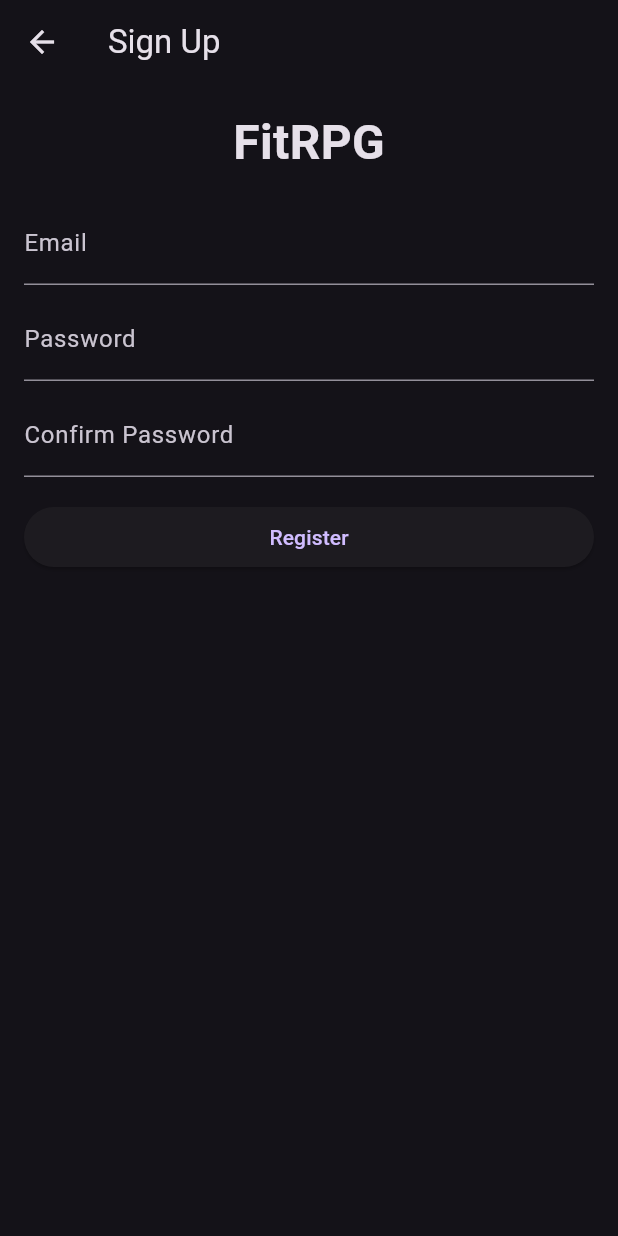
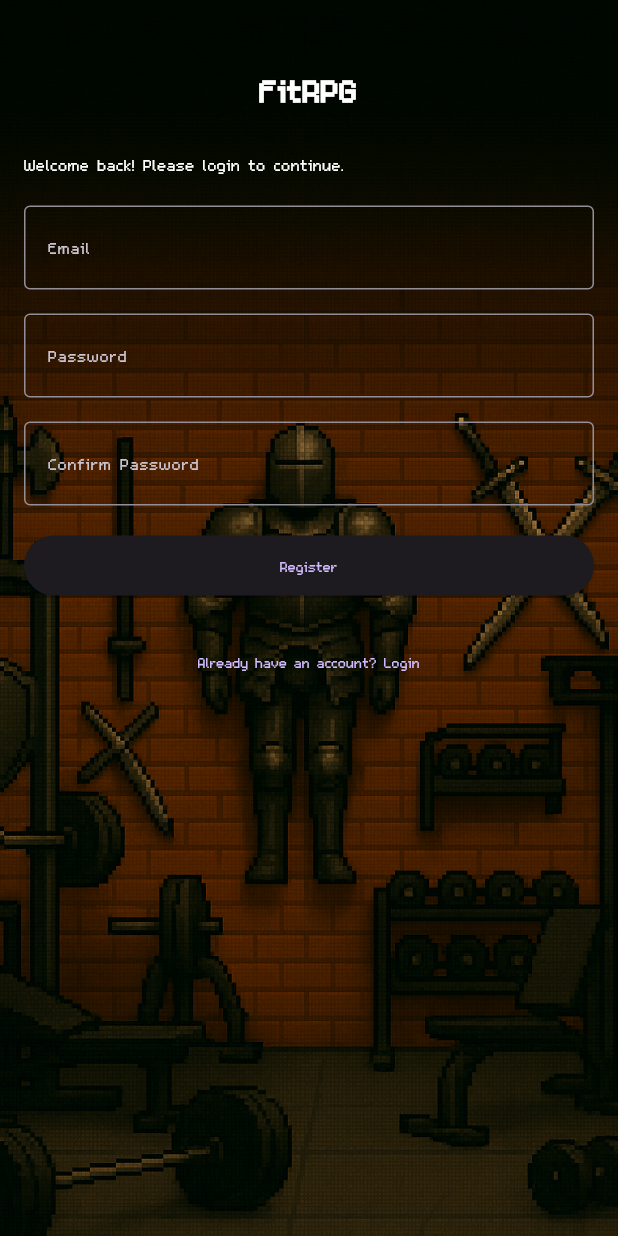
Before and after one commit to cmart5/FitRPG, a Flutter app: the screen it shows after launch, after a tap on "Don't have an account? Register here.", on a phone screen of 412 x 824 dp. Run offline on Flutter 3.47's test engine with Material 3 defaults, Android fonts, the phone set to English and light mode, and no system bars; our stand-ins replace shared_preferences, supabase_flutter; missing offline and left inert: flame, window_manager; accounts and stored records are empty; network calls fail.

Commit message:
updated register page to use same background as login, updated global text font to pixelFont, added progress bars for the level up/ xp system, stats page has been reworked for upcoming activity changes.

```diff
--- a/lib/game_state.dart
+++ b/lib/game_state.dart
@@ -83,7 +83,7 @@ void queueActivityXP(int steps, int calories, int duration)
 
   void _startIdleXP()
    {
-    Timer.periodic(const Duration(seconds: 5), (timer)
+    Timer.periodic(const Duration(seconds:10), (timer)
     {
       for (var skill in skillXP.keys)
       {
--- a/lib/login_page.dart
+++ b/lib/login_page.dart
@@ -7,7 +7,6 @@ class LoginPage extends StatefulWidget {
 
   @override
   State<LoginPage> createState() => _LoginPageState();
-
 }
 
 class _LoginPageState extends State<LoginPage> {
@@ -20,18 +19,18 @@ class _LoginPageState extends State<LoginPage> {
 
   // login button pressed
   void login() async {
-    //prepare data
+    // Prepare data
     final email = _emailController.text;
     final password = _passwordController.text;
 
-    //attempt login
+    // Attempt login
     try {
       await authService.signInWithEmailPassword(email, password);
     }
 
-    //catch errors
+    // Catch errors
     catch (e) {
-      //show error message
+      // Show error message
       ScaffoldMessenger.of(context).showSnackBar(
         SnackBar(
           content: Text("Error: $e"),
@@ -44,65 +43,89 @@ class _LoginPageState extends State<LoginPage> {
  @override
 Widget build(BuildContext context) {
   return Scaffold(
-      body: ListView(
+    resizeToAvoidBottomInset: false, // Prevent automatic layout resize
+    body: Stack(
+      children: [
+        // Background image
+        Positioned.fill(
+          child: Image.asset(
+            'assets/images/FitRPG_BG_Login.png',
+            fit: BoxFit.cover,
+          ),
+        ),
+
+        // Safe fixed height scrollable area
+        SafeArea(
+          child: Column(
+            children: [
+              const SizedBox(height: 20),
+              Expanded(
+                child: SingleChildScrollView(
                   padding: const EdgeInsets.all(16),
+                  child: Column(
+                    crossAxisAlignment: CrossAxisAlignment.stretch,
                     children: [
-          //logo
                       const Center(
                         child: Text(
                           "FitRPG",
                           style: TextStyle(
-                fontSize: 32,
+                            fontSize: 64,
                             fontWeight: FontWeight.bold,
+                            color: Colors.white,
                           ),
                         ),
                       ),
                       const SizedBox(height: 16),
-          //welcome message
                       const Text(
                         "Welcome back! Please login to continue.",
-            style: TextStyle(fontSize: 16),
+                        style: TextStyle(fontSize: 24, color: Colors.white),
                       ),
                       const SizedBox(height: 16),
-          //email and password fields
-          //email
                       TextField(
                         controller: _emailController,
                         decoration: const InputDecoration(
                           labelText: "Email",
+                          border: OutlineInputBorder(),
                         ),
                       ),
-          //password
+                      const SizedBox(height: 16),
                       TextField(
                         controller: _passwordController,
                         decoration: const InputDecoration(
                           labelText: "Password",
+                          border: OutlineInputBorder(),
                         ),
-            //obscureText: true,
+                        obscureText: true,
                       ),
-          //button
                       const SizedBox(height: 16),
-          //login button
                       ElevatedButton(
                         onPressed: login,
                         child: const Text("Login"),
                       ),
-
                       const SizedBox(height: 16),
-          //register button
                       TextButton(
                         onPressed: () {
-              // Navigate to register page
-              Navigator.push(context,
+                          Navigator.push(
+                            context,
                             MaterialPageRoute(
                               builder: (context) => const RegisterPage(),
                             ),
                           );
                         },
-            child: const Text("Don't have an account? Register here."),
+                        child: const Text(
+                          "Don't have an account? Register here.",
+                          style: TextStyle(fontSize: 20, color: Colors.white),
                         ),
-        ]
-      )
+                      ),
+                    ],
+                  ),
+                ),
+              ),
+            ],
+          ),
+        ),
+      ],
+    ),
   );
 }
 }
--- a/lib/main.dart
+++ b/lib/main.dart
@@ -36,7 +36,13 @@ class FitRPGApp extends StatelessWidget
   {
     return MaterialApp(
       title: 'FitRPG',
-      theme: ThemeData.dark(),
+      theme: ThemeData.dark().copyWith(
+        textTheme: ThemeData.dark().textTheme.apply(
+          fontFamily: 'pixelFont', // Custom font for the app
+          bodyColor: Colors.white, // Text color
+          displayColor: Colors.white, // Text color for display
+        ),
+      ),
       home: const AuthGate(), //MainNavigation is the main screen of the app, which contains the bottom navigation bar
     );
   }
--- a/lib/profile_page.dart
+++ b/lib/profile_page.dart
@@ -69,7 +69,7 @@ class _ProfilePageState extends State<ProfilePage> {
                     : Text(
                         _username,
                         style: const TextStyle(
-                          fontSize: 18,
+                          fontSize: 48,
                           fontWeight: FontWeight.bold,
                         ),
                       ),
--- a/lib/register_page.dart
+++ b/lib/register_page.dart
@@ -1,3 +1,4 @@
+import 'package:fit_rpg/login_page.dart';
 import 'package:flutter/material.dart';
 import 'package:fit_rpg/auth_service.dart';
 
@@ -57,51 +58,92 @@ class _RegisterPageState extends State<RegisterPage> {
   @override
 Widget build(BuildContext context) {
   return Scaffold(
-      appBar: AppBar(
-        title: const Text("Sign Up"),
+    resizeToAvoidBottomInset: false, // Prevent automatic layout resize
+    body: Stack(
+      children: [
+        // Background image
+        Positioned.fill(
+          child: Image.asset(
+            'assets/images/FitRPG_BG_Login.png',
+            fit: BoxFit.cover,
           ),
-      body: ListView(
+        ),
+
+        // Safe fixed height scrollable area
+        SafeArea(
+          child: Column(
+            children: [
+              const SizedBox(height: 20),
+              Expanded(
+                child: SingleChildScrollView(
                   padding: const EdgeInsets.all(16),
+                  child: Column(
+                    crossAxisAlignment: CrossAxisAlignment.stretch,
                     children: [
-          //logo
                       const Center(
                         child: Text(
                           "FitRPG",
                           style: TextStyle(
                             fontSize: 32,
                             fontWeight: FontWeight.bold,
+                            color: Colors.white,
                           ),
                         ),
                       ),
                       const SizedBox(height: 16),
-
-          // Email field
+                      const Text(
+                        "Welcome back! Please login to continue.",
+                        style: TextStyle(fontSize: 16, color: Colors.white),
+                      ),
+                      const SizedBox(height: 16),
                       TextField(
                         controller: _emailController,
-            decoration: const InputDecoration(labelText: "Email"),
+                        decoration: const InputDecoration(
+                          labelText: "Email",
+                          border: OutlineInputBorder(),
                         ),
-          const SizedBox(height: 8),
-
-          // Password field
+                      ),
+                      const SizedBox(height: 16),
                       TextField(
                         controller: _passwordController,
-            decoration: const InputDecoration(labelText: "Password"),
-            obscureText: true,
+                        decoration: const InputDecoration(
+                          labelText: "Password",
+                          border: OutlineInputBorder(),
                         ),
-          const SizedBox(height: 8),
-
-          // Confirm Password field
-          TextField(
-            controller: _confirmPasswordController,
-            decoration: const InputDecoration(labelText: "Confirm Password"),
                         obscureText: true,
                       ),
                       const SizedBox(height: 16),
-
-          // Register button
+                      TextField(
+                        controller: _confirmPasswordController,
+                        decoration: const InputDecoration(
+                          labelText: "Confirm Password",
+                          border: OutlineInputBorder(),
+                        ),
+                        obscureText: true,
+                      ),
+                      const SizedBox(height: 16),
                       ElevatedButton(
                         onPressed: register,
                         child: const Text("Register"),
+                      ),
+                      const SizedBox(height: 16),
+                      TextButton(
+                        onPressed: () {
+                          Navigator.push(
+                            context,
+                            MaterialPageRoute(
+                              builder: (context) => const LoginPage(),
+                            ),
+                          );
+                        },
+                        child: const Text("Already have an account? Login"),
+                      ),
+                    ],
+                  ),
+                ),
+              ),
+            ],
+          ),
         ),
       ],
     ),
--- a/pubspec.yaml
+++ b/pubspec.yaml
@@ -62,6 +62,12 @@ flutter:
   assets:
     - assets/images/
 
+  fonts:
+    - family: pixelFont
+      fonts:
+        - asset: assets/fonts/pixelFont.ttf
+
+
   # To add assets to your application, add an assets section, like this:
   # assets:
   #   - images/a_dot_burr.jpeg
```
Also changed, not shown: lib/activity_page.dart (+14 -8 lines), lib/game_page_static.dart (+50 -6 lines), assets/fonts/pixelFont.ttf (added), assets/images/FitRPG_BG_Login.png (added), assets/images/XP_Bar.png (added), 11 other files. Lines whose indentation alone changed are shown as unchanged.
